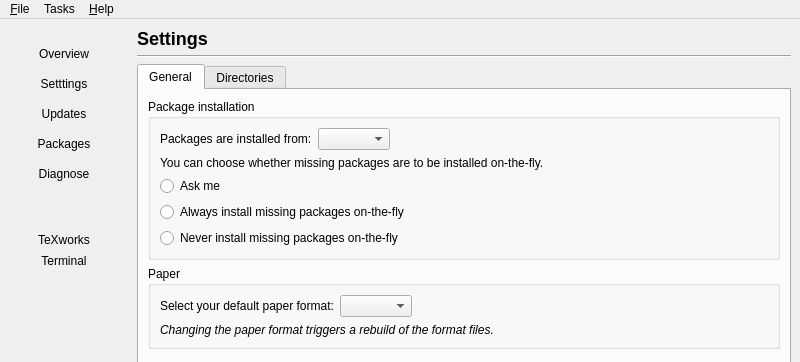
Above: Programs/MiKTeX/Console/Qt/mainwindow.ui from MiKTeX/miktex before the change; both pictures show x 0 to 800 and y 0 to 362 of the 800 by 867 pixel window. Below: the same form after it.
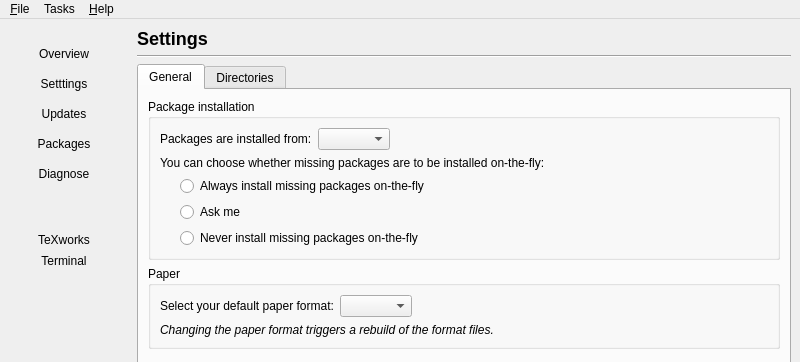
That is the form after the change. The open tabs and pages were chosen to show the change. Icons and pictures are not drawn.

Commit message: MiKTeX Console

The edit to the form file:
```diff
--- a/Programs/MiKTeX/Console/Qt/mainwindow.ui
+++ b/Programs/MiKTeX/Console/Qt/mainwindow.ui
@@ -933,7 +933,7 @@
                     <item>
                      <widget class="QLabel" name="label_11">
                       <property name="text">
-                       <string>You can choose whether missing packages are to be installed on-the-fly.</string>
+                       <string>You can choose whether missing packages are to be installed on-the-fly:</string>
                       </property>
                       <property name="wordWrap">
                        <bool>true</bool>
@@ -941,12 +941,25 @@
                      </widget>
                     </item>
                     <item>
-                     <widget class="QRadioButton" name="radioAutoInstallAsk">
-                      <property name="text">
-                       <string>Ask me</string>
-                      </property>
-                     </widget>
-                    </item>
+                     <layout class="QHBoxLayout" name="horizontalLayout_9">
+                      <item>
+                       <spacer name="horizontalSpacer_7">
+                        <property name="orientation">
+                         <enum>Qt::Horizontal</enum>
+                        </property>
+                        <property name="sizeType">
+                         <enum>QSizePolicy::Fixed</enum>
+                        </property>
+                        <property name="sizeHint" stdset="0">
+                         <size>
+                          <width>20</width>
+                          <height>20</height>
+                         </size>
+                        </property>
+                       </spacer>
+                      </item>
+                      <item>
+                       <layout class="QVBoxLayout" name="verticalLayout_16">
                     <item>
                      <widget class="QRadioButton" name="radioAutoInstallYes">
                       <property name="text">
@@ -954,6 +967,13 @@
                       </property>
                      </widget>
                     </item>
+                        <item>
+                         <widget class="QRadioButton" name="radioAutoInstallAsk">
+                          <property name="text">
+                           <string>Ask me</string>
+                          </property>
+                         </widget>
+                        </item>
                     <item>
                      <widget class="QRadioButton" name="radioAutoInstallNo">
                       <property name="text">
@@ -964,6 +984,10 @@
                    </layout>
                   </item>
                  </layout>
+                    </item>
+                   </layout>
+                  </item>
+                 </layout>
                 </widget>
                </item>
                <item>
```
Left out of the diff: 4 changed lines with no effect on the pictures. Lines whose indentation alone changed are shown as unchanged. The commit also changes 1 other file.
